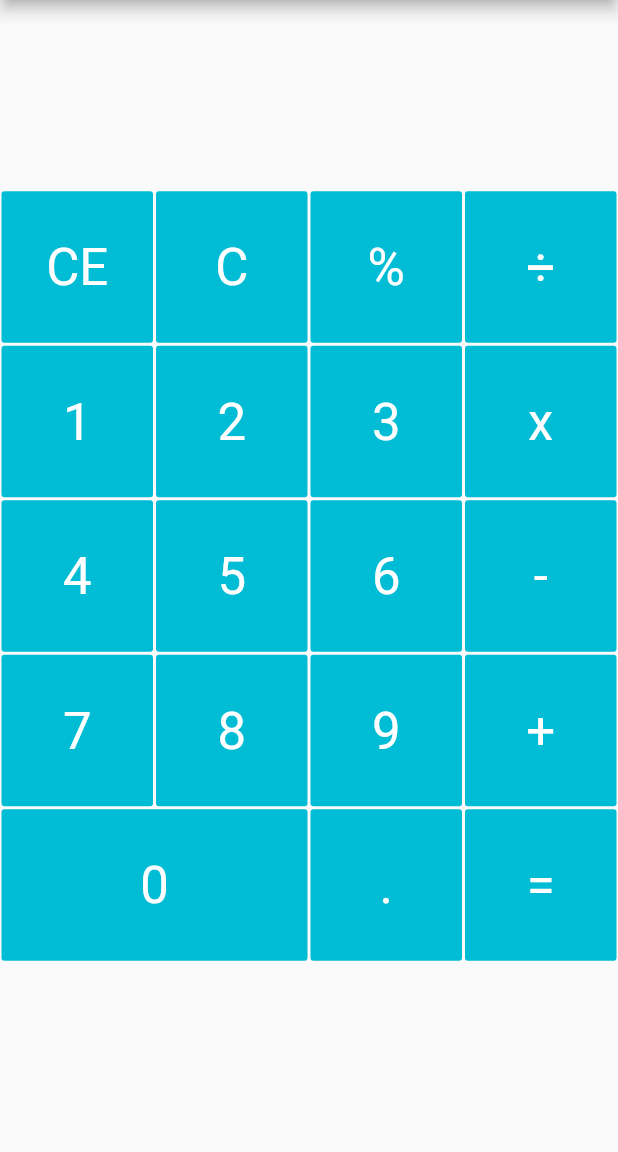
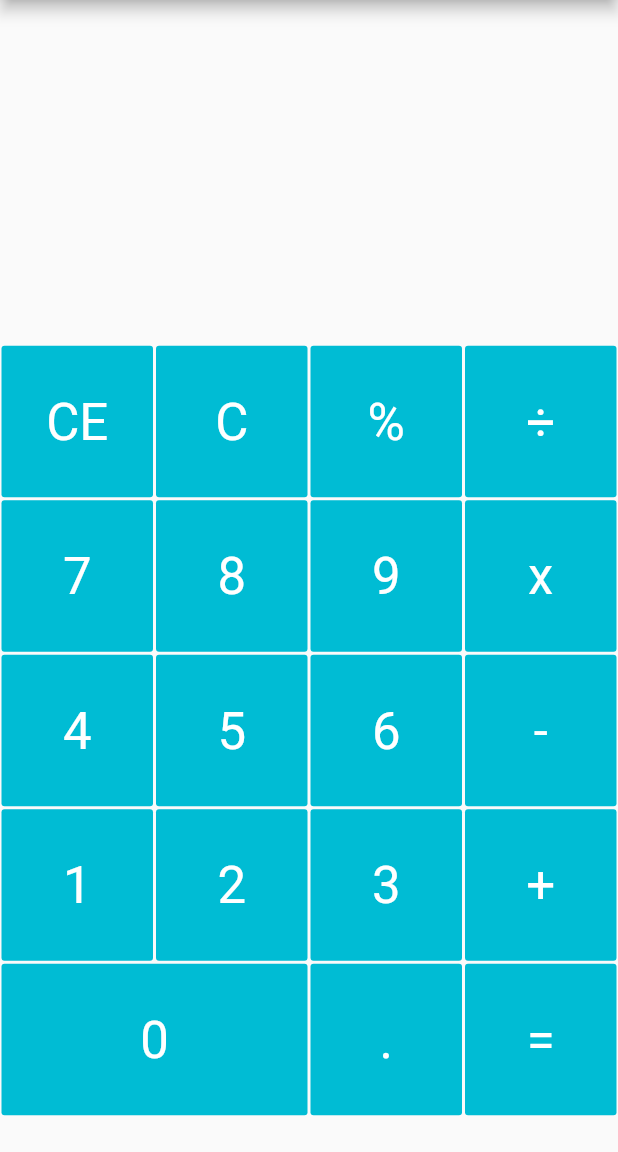
Before and after one commit to JoshKriesl/Calculator, a Flutter app: the screen it shows after launch, on a phone screen of 412 x 824 dp, the part 84-1236 px from its top. Run offline on Flutter 3.47's test engine with Material 2 defaults, Android fonts, the phone set to English and light mode, and no system bars.

```diff
--- /dev/null
+++ b/lib/display.dart
@@ -0,0 +1,28 @@
+import 'package:flutter/material.dart';
+
+class Display extends StatelessWidget {
+  Display({ Key key, this.value, this.height }) : super(key: key);
+
+  final String value;
+  final double height;
+
+  String get _output => value.toString();
+  double get _margin => (height / 10);
+
+  @override
+  Widget build(BuildContext context) {
+
+    TextStyle style = Theme.of(context).textTheme.headline3
+        .copyWith(fontWeight: FontWeight.w200);
+
+    return Container(
+        padding: EdgeInsets.only(top: _margin, bottom: _margin),
+        constraints: BoxConstraints.expand(height: height),
+        child: Container(
+            padding: EdgeInsets.fromLTRB(32, 32, 32, 32),
+            constraints: BoxConstraints.expand(height: height - (_margin)),
+            child: Text(_output, style: style, textAlign: TextAlign.right, )
+        )
+    );
+  }
+}
--- a/lib/KeyPad.dart
+++ b/lib/keypad.dart
@@ -1,5 +1,6 @@
 import 'package:flutter/material.dart';
 import 'package:flutter/services.dart';
+import 'dart:async';
 
 class KeyPad extends StatelessWidget {
 
@@ -17,9 +18,9 @@ class KeyPad extends StatelessWidget {
         ),
         Row(
           children: <Widget>[
-            CalcKey('1'),
-            CalcKey('2'),
-            CalcKey('3'),
+            CalcKey('7'),
+            CalcKey('8'),
+            CalcKey('9'),
             CalcKey('x'),
           ],
         ),
@@ -33,9 +34,9 @@ class KeyPad extends StatelessWidget {
         ),
         Row(
           children: <Widget>[
-            CalcKey('7'),
-            CalcKey('8'),
-            CalcKey('9'),
+            CalcKey('1'),
+            CalcKey('2'),
+            CalcKey('3'),
             CalcKey('+'),
           ],
         ),
@@ -55,6 +56,8 @@ class CalcKey extends StatelessWidget {
   CalcKey(this.symbol);
 
   final String symbol;
+  static dynamic _fire(CalcKey key) => KeyController.fire(KeyEvent(key));
+
 
   @override
   Widget build(BuildContext context) {
@@ -69,9 +72,25 @@ class CalcKey extends StatelessWidget {
           color: Colors.cyan,
           child: Text(symbol, style: style),
           onPressed: () {
+            _fire(this);
             HapticFeedback.heavyImpact();
           },
         )
     );
   }
 }
+
+class KeyEvent {
+  KeyEvent(this.key);
+  final CalcKey key;
+}
+
+class KeyController {
+  static StreamController _controller = StreamController();
+  static Stream get _stream => _controller.stream;
+
+  static StreamSubscription listen(Function handler) => _stream.listen(handler as dynamic);
+  static void fire(KeyEvent event) => _controller.add(event);
+
+  static dispose() => _controller.close();
+}
--- a/lib/main.dart
+++ b/lib/main.dart
@@ -1,6 +1,7 @@
 import 'package:flutter/material.dart';
 import 'package:flutter/services.dart';
-import 'package:calculator/KeyPad.dart';
+import 'package:calculator/keypad.dart';
+import 'package:calculator/display.dart';
 
 void main() {
   runApp(MyApp());
@@ -34,8 +35,24 @@ class MyHomePage extends StatefulWidget {
 }
 
 class _MyHomePageState extends State<MyHomePage> {
+  String _output = '';
+
+  @override
+  void initState() {
+    KeyController.listen((event) => setState(() {_output += event.key.symbol;}));
+    super.initState();
+  }
+
+  @override
+  void dispose() {
+    KeyController.dispose();
+    super.dispose();
+  }
+
   @override
   Widget build(BuildContext context) {
+    Size screen = MediaQuery.of(context).size;
+
     return Scaffold(
       appBar: AppBar(
         title: Text(widget.title),
@@ -43,6 +60,7 @@ class _MyHomePageState extends State<MyHomePage> {
       body: Column(
         mainAxisAlignment: MainAxisAlignment.center,
         children: <Widget>[
+          Display(value: _output, height: screen.height - screen.width * 1.5),
           KeyPad()
         ],
       )
```
